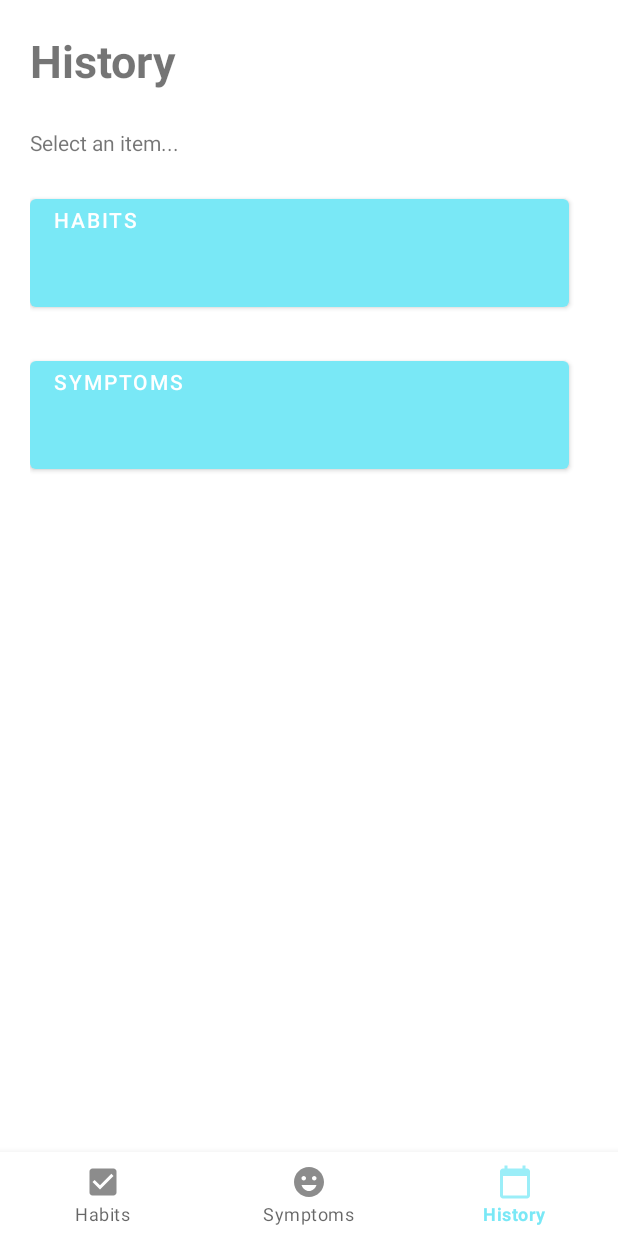
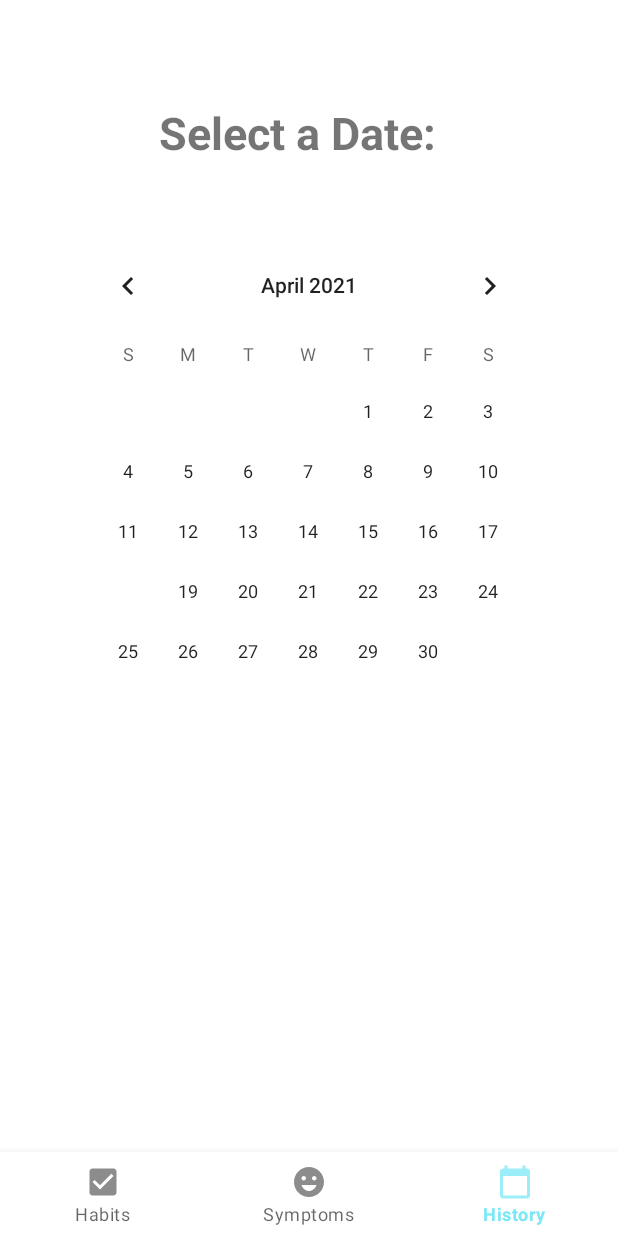
Before and after one commit to manleydrake/capstone-project-group-9-betterme, an Android app: the screen it shows after launch (MainActivity), item 3 of the bottom bar chosen, on a phone screen of 412 x 824 dp. Run offline under Robolectric (Android 15) with nearby library versions, the phone set to English and light mode, and no system bars.

Commit message:
adding calendar view to history page

```diff
--- a/app/src/main/java/com/example/betterme/Adapter/HabitAdapter.java
+++ b/app/src/main/java/com/example/betterme/Adapter/HabitAdapter.java
@@ -2,7 +2,6 @@ package com.example.betterme.Adapter;
 
 import android.content.Context;
 import android.os.Bundle;
-import android.text.Layout;
 import android.util.Log;
 import android.view.LayoutInflater;
 import android.view.View;
@@ -61,7 +60,7 @@ public class HabitAdapter extends RecyclerView.Adapter<HabitAdapter.ViewHolder>
     }
 
     public int getItemCount(){
-        return habitList.size();
+       return habitList.size();
     }
 
     private boolean toBoolean(int n){
@@ -82,6 +81,13 @@ public class HabitAdapter extends RecyclerView.Adapter<HabitAdapter.ViewHolder>
         this.habitList = habitList;
     }
 
+   /* public void deleteItem(int position){
+        HabitModel item = habitList.get(position);
+        db.deleteHabit(item.getId());
+        habitList.remove(position);
+        notifyItemRemoved(position);
+    }*/
+
     public void editItem(int position){
         HabitModel item = habitList.get(position);
         Bundle bundle = new Bundle();
--- a/app/src/main/java/com/example/betterme/AddNewHabit.java
+++ b/app/src/main/java/com/example/betterme/AddNewHabit.java
@@ -5,7 +5,6 @@ import android.content.DialogInterface;
 import android.graphics.Color;
 import android.os.Bundle;
 import android.text.Editable;
-import android.text.Layout;
 import android.text.TextWatcher;
 import android.view.LayoutInflater;
 import android.view.View;
@@ -127,8 +126,8 @@ public class AddNewHabit extends BottomSheetDialogFragment {
             public void onClick(View v) {
                 //check if we are trying to update an existing habit or enter a new habit
                 String text = newHabitText.getText().toString();
-                String startDate = newHabitStartDate.getText().toString();
-                String endDate = newHabitEndDate.getText().toString();
+                //String startDate = newHabitStartDate.getText().toString();
+               // String endDate = newHabitEndDate.getText().toString();
                 if(finalIsUpdate){
                     //ToDo: make this update the start and end date as well potentially
                     db.updateHabit(bundle.getInt("habitID"), text);
@@ -137,9 +136,9 @@ public class AddNewHabit extends BottomSheetDialogFragment {
                     HabitModel habit = new HabitModel();
                     habit.setHabit(text);
                     habit.setStatus(0);
-                    habit.setHabitTrackDate(dataHelper.getHabitCurrDate());
-                    habit.setHabitStartDate(startDate);
-                    habit.setHabitEndDate(endDate);
+                  //  habit.setHabitTrackDate(dataHelper.getHabitCurrDate());
+                    //habit.setHabitStartDate(startDate);
+                    //habit.setHabitEndDate(endDate);
                     db.insertHabit(habit);
                     try {
                         updateHabits();
--- a/app/src/main/res/layout/fragment_history.xml
+++ b/app/src/main/res/layout/fragment_history.xml
@@ -1,44 +1,36 @@
 <?xml version="1.0" encoding="utf-8"?>
 <RelativeLayout xmlns:android="http://schemas.android.com/apk/res/android"
-    android:layout_width="match_parent"
+    android:layout_width="wrap_content"
     android:layout_height="match_parent"
     android:layout_marginLeft="20dp"
     android:layout_marginTop="20dp"
     android:layout_marginRight="20dp"
     android:layout_marginBottom="20dp">
 
+
     <TextView
         android:id="@+id/title"
-        android:layout_width="match_parent"
-        android:layout_height="59dp"
-        android:text="History"
+        android:layout_width="237dp"
+        android:layout_height="wrap_content"
+        android:layout_marginLeft="86dp"
+        android:layout_marginTop="48dp"
+        android:text="Select a Date:"
         android:textSize="30sp"
         android:textStyle="bold" />
 
-    <TextView
-        android:id="@+id/textSelect"
-        android:layout_width="wrap_content"
+    <CalendarView
+        android:layout_width="300dp"
         android:layout_height="wrap_content"
         android:layout_below="@id/title"
-        android:layout_marginTop="6dp"
-        android:text="Select an item..." />
+        android:layout_alignParentStart="true"
+        android:layout_alignParentLeft="true"
+        android:layout_alignParentEnd="true"
+        android:layout_alignParentRight="true"
+        android:layout_marginStart="25dp"
+        android:layout_marginLeft="76dp"
+        android:layout_marginTop="48dp"
+        android:layout_marginEnd="25dp"
+        android:layout_marginRight="0dp"></CalendarView>
 
-    <Button
-        android:id="@+id/button"
-        android:layout_width="359dp"
-        android:layout_height="84dp"
-        android:layout_below="@id/textSelect"
-        android:layout_marginTop="22dp"
-        android:gravity="left"
-        android:text="Habits" />
-
-    <Button
-        android:id="@+id/button2"
-        android:layout_width="359dp"
-        android:layout_height="84dp"
-        android:layout_below="@id/button"
-        android:layout_marginTop="24dp"
-        android:gravity="left"
-        android:text="Symptoms" />
 
 </RelativeLayout>
```
Also changed, not shown: app/src/main/java/com/example/betterme/HabitsFragment.java (+9 -7 lines).
